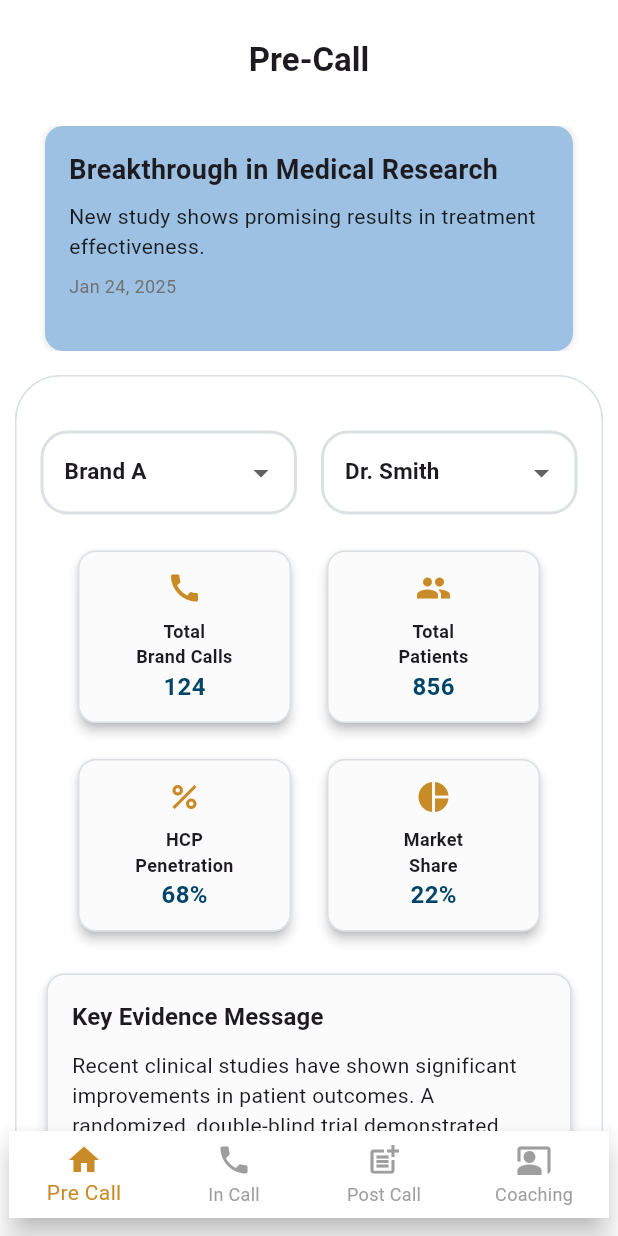
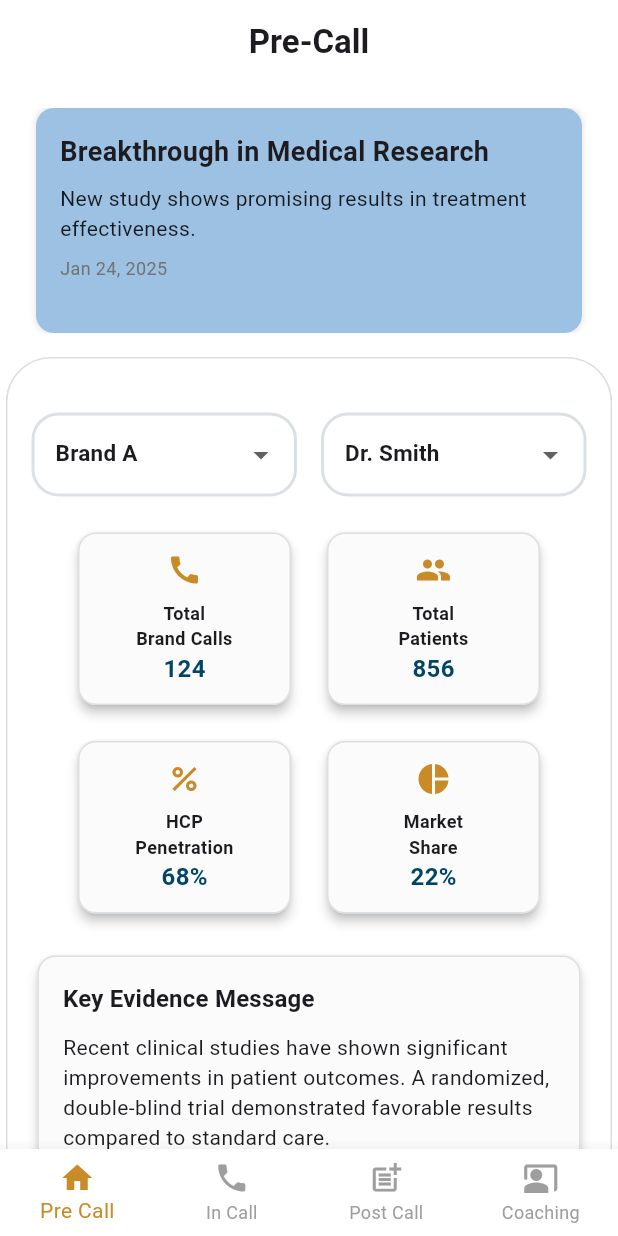
Before and after one commit to Bennybas/salesforce, a Flutter app: the screen it shows after launch, on a phone screen of 412 x 824 dp. Run offline on Flutter 3.47's test engine with Material 3 defaults, Android fonts, the phone set to English and light mode, and no system bars; our stand-ins replace syncfusion_flutter_charts.

Commit message:
Initial commit

```diff
--- a/lib/main.dart
+++ b/lib/main.dart
@@ -10,23 +10,20 @@ class MyApp extends StatelessWidget {
   Widget build(BuildContext context) {
     return MaterialApp(
       debugShowCheckedModeBanner: false,
-      title: 'Sales-Force App',
+      title: 'Sales-force-app',
       theme: ThemeData(
         scaffoldBackgroundColor: Colors.white,
         canvasColor: Colors.white,
       ),
       home: LayoutBuilder(
         builder: (context, constraints) {
-          // Restrict the app width and height to simulate a mobile screen size
+          // Restrict the app width to simulate a mobile screen size
           return Center(
             child: ConstrainedBox(
               constraints: BoxConstraints(
-                maxWidth: 400,  // Mobile screen width
+                maxWidth: 450, // Mobile screen width
               ),
-              child: AspectRatio(
-                aspectRatio: 400 / 800, // Ensure the aspect ratio is correct
-                child: BottomNavBarScreen(),
-              ),
+              child: BottomNavBarScreen(),
             ),
           );
         },
```
